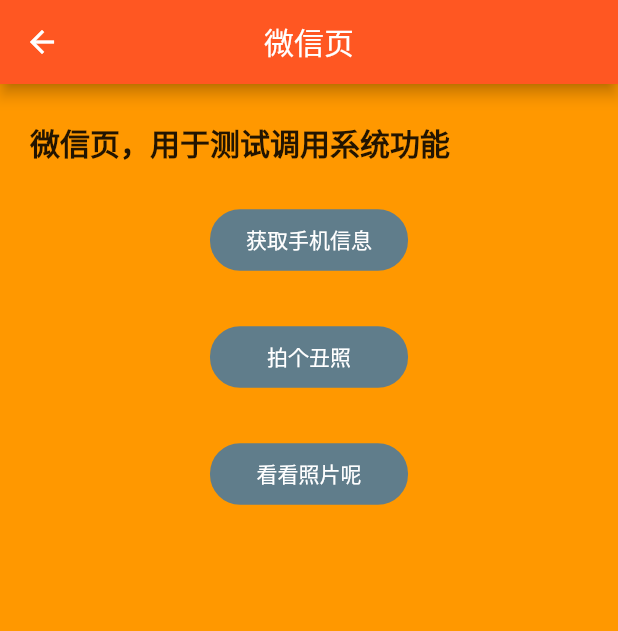
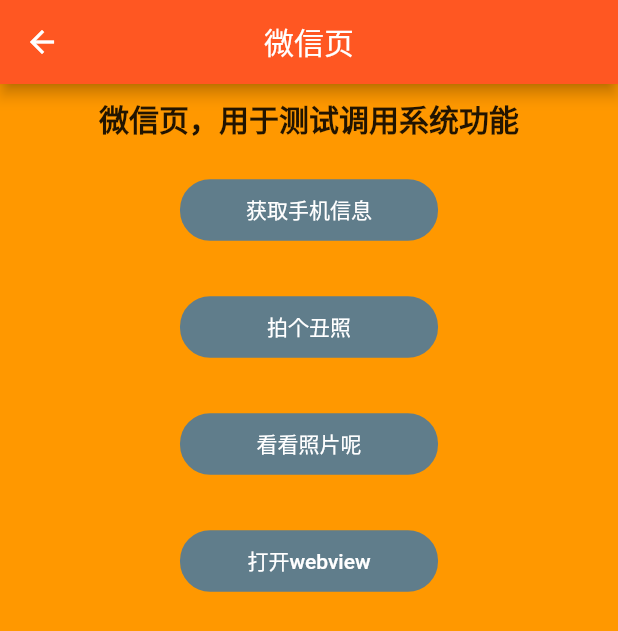
Before and after one commit to luogue/flutter, a Flutter app: the Wechat screen opened by its route, on a phone screen of 412 x 824 dp. Shown: the top 631 px of the screen. Run offline on Flutter 3.47's test engine with Material 2 defaults, Android fonts, the phone set to English and light mode, and no system bars; our stand-ins replace device_info, dio, image_picker; missing offline and left inert: flutter_webview_plugin; network calls fail.

Commit message:
webview调用

```diff
--- a/lib/main.dart
+++ b/lib/main.dart
@@ -17,7 +17,9 @@
   @override
   Widget build(BuildContext context) {
     return new MaterialApp(
-      title: '星璃丶鲁尼答',
+      // title: '星璃丶鲁尼答',
+      // title: '毛毛是个死胖子',
+      title: '还是个小短腿哈哈哈哈哈',
       theme: (
         new ThemeData(
           primaryColor: Colors.deepOrange,
--- a/lib/pages/wechat/wechat.dart
+++ b/lib/pages/wechat/wechat.dart
@@ -1,6 +1,5 @@
 // 微信页
 import 'dart:io';
-
 import 'package:flutter/material.dart';
 import 'package:yangyue/components/toast.dart';
 import 'package:device_info/device_info.dart';
@@ -23,7 +22,7 @@
     imageList.forEach((_image) {
       list.add(
         Padding(
-          padding: EdgeInsets.only(right: 16.0),
+          padding: EdgeInsets.only(right: 10.0),
           child: Image.file(_image, fit: BoxFit.cover)
         )
       );
@@ -45,14 +44,14 @@
       body: new Container(
         color: Colors.orange,
         child: ListView(
-          padding: EdgeInsets.symmetric(horizontal: 20.0),
           children: <Widget>[
             Text(
               '微信页，用于测试调用系统功能',
+              textAlign: TextAlign.center,
               style: TextStyle(
                 fontWeight: FontWeight.bold,
                 fontSize: 20.0,
-                height: 3.0
+                height: 2.0,
               )
             ),
             // 设备信息
@@ -87,8 +86,9 @@
                 shape:RoundedRectangleBorder(borderRadius: BorderRadius.circular(20.0)),
                 child: Text('拍个丑照'),
                 onPressed: () async {
-                    var image = await ImagePicker.pickImage(source: ImageSource.camera);
-                    if (image != null) {setState(() {
+                  var image = await ImagePicker.pickImage(source: ImageSource.camera);
+                  if (image != null) {
+                    setState(() {
                       _photoList.add(image);
                     });
                   }
@@ -114,9 +114,10 @@
                 child: Text('看看照片呢'),
                 onPressed: () async {
                   var image = await ImagePicker.pickImage(source: ImageSource.gallery);
-                  if (image != null) {setState(() {
-                    _imageList.add(image);
-                  });
+                  if (image != null) {
+                    setState(() {
+                      _imageList.add(image);
+                    });
                   }
                 },
               ),
@@ -126,6 +127,23 @@
               height: _imageList.length == 0 ? 0 : 160.0,
               child: _renderImageList(_imageList)
             ),
+            // webview
+            Container(
+              margin: EdgeInsets.only(top: 20.0),
+              padding: EdgeInsets.symmetric(horizontal: 120.0),
+              child: FlatButton(
+                padding: EdgeInsets.symmetric(vertical: 10.0),
+                color: Colors.blueGrey,
+                highlightColor: Colors.blue[700],
+                colorBrightness: Brightness.dark,
+                splashColor: Colors.grey,
+                shape:RoundedRectangleBorder(borderRadius: BorderRadius.circular(20.0)),
+                child: Text('打开webview'),
+                onPressed: () {
+                  Navigator.pushNamed(context, 'webview');
+                },
+              ),
+            ),
           ],
         ),
       )
--- a/lib/router/index.dart
+++ b/lib/router/index.dart
@@ -7,6 +7,7 @@
 import 'package:yangyue/pages/tpp/mine/mine.dart';
 // 微信
 import 'package:yangyue/pages/wechat/wechat.dart';
+import 'package:yangyue/pages/wechat/webview.dart';
 
 Map<String, WidgetBuilder> routes = {
   'home': (context) => Home(),
@@ -15,4 +16,5 @@
   'performance': (context) => Performance(),
   'mine': (context) => Mine(),
   'wechat': (context) => Wechat(),
+  'webview': (context) => WebView(),
 };
--- a/pubspec.yaml
+++ b/pubspec.yaml
@@ -37,6 +37,10 @@
   camera: ^0.5.2
   # 从地址簿中选择联系人，并将联系人信息返回给应用程序，并且不需要用户的任何特殊权限。目前该插件仅支持选择电话号码
   contact_picker: ^0.0.2
+  # webview
+  flutter_webview_plugin: ^0.3.5
+  # flutter_html
+  flutter_html: ^0.10.4
 
 
 dev_dependencies:
@@ -55,6 +59,8 @@
   # the material Icons class.
   uses-material-design: true
 
+  assets:
+    - assets/index.html
   # To add assets to your application, add an assets section, like this:
   # assets:
   #  - images/a_dot_burr.jpeg
--- /dev/null
+++ b/test.txt
@@ -0,0 +1 @@
+txt文件
```
Also changed, not shown: lib/config/network.dart (+4 -3 lines), lib/pages/tpp/home/home.dart (+6 -10 lines), lib/pages/tpp/mine/mine.dart (+5 -4 lines), lib/pages/tpp/movie/movie.dart (+5 -4 lines), lib/pages/tpp/performance/performance.dart (+5 -4 lines), lib/pages/tpp/video/video.dart (+5 -4 lines), lib/pages/wechat/webview.dart (added, +98 -0 lines), pubspec.lock, 5 other files.
